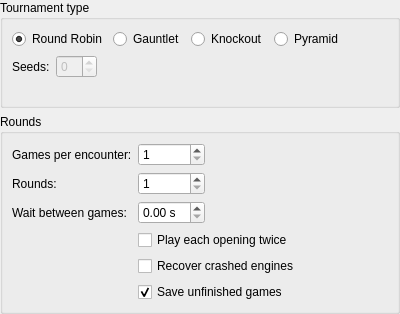
This is projects/gui/ui/tournamentsettingswidget.ui in leedavid/QTggchess as Qt 5 draws it before an edit. The edited form follows.
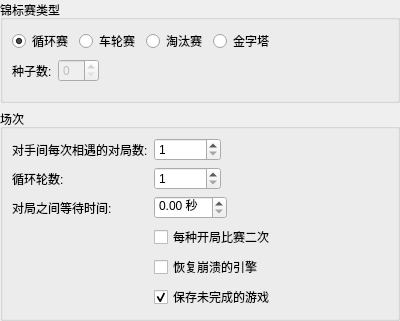
This is the edited form.

The edit to the form file:
```diff
--- a/projects/gui/ui/tournamentsettingswidget.ui
+++ b/projects/gui/ui/tournamentsettingswidget.ui
@@ -7,7 +7,7 @@
     <x>0</x>
     <y>0</y>
     <width>400</width>
-    <height>314</height>
+    <height>321</height>
    </rect>
   </property>
   <property name="windowTitle">
@@ -29,7 +29,7 @@
    <item>
     <widget class="QGroupBox" name="groupBox">
      <property name="title">
-      <string>Tournament type</string>
+      <string>锦标赛类型</string>
      </property>
      <layout class="QVBoxLayout" name="verticalLayout_2">
       <item>
@@ -40,7 +40,7 @@
            <string>Round-robin tournament</string>
           </property>
           <property name="text">
-           <string>Round Robin</string>
+           <string>循环赛</string>
           </property>
           <property name="checked">
            <bool>true</bool>
@@ -53,7 +53,7 @@
            <string>First engine plays against the rest</string>
           </property>
           <property name="text">
-           <string>Gauntlet</string>
+           <string>车轮赛</string>
           </property>
          </widget>
         </item>
@@ -63,7 +63,7 @@
            <string>Single-elimination tournament</string>
           </property>
           <property name="text">
-           <string>Knockout</string>
+           <string>淘汰赛</string>
           </property>
          </widget>
         </item>
@@ -73,7 +73,7 @@
            <string>Every engine plays against all of its predecessors</string>
           </property>
           <property name="text">
-           <string>Pyramid</string>
+           <string>金字塔</string>
           </property>
          </widget>
         </item>
@@ -110,7 +110,7 @@
         <item row="0" column="0">
          <widget class="QLabel" name="label_4">
           <property name="text">
-           <string>Seeds:</string>
+           <string>种子数:</string>
           </property>
           <property name="buddy">
            <cstring>m_seedsSpin</cstring>
@@ -125,7 +125,7 @@
    <item>
     <widget class="QGroupBox" name="groupBox_2">
      <property name="title">
-      <string>Rounds</string>
+      <string>场次</string>
      </property>
      <layout class="QFormLayout" name="formLayout">
       <property name="fieldGrowthPolicy">
@@ -134,7 +134,7 @@
       <item row="0" column="0">
        <widget class="QLabel" name="label">
         <property name="text">
-         <string>Games per encounter:</string>
+         <string>对手间每次相遇的对局数:</string>
         </property>
         <property name="buddy">
          <cstring>m_gamesPerEncounterSpin</cstring>
@@ -154,7 +154,7 @@
       <item row="1" column="0">
        <widget class="QLabel" name="label_2">
         <property name="text">
-         <string>Rounds:</string>
+         <string>循环轮数:</string>
         </property>
         <property name="buddy">
          <cstring>m_roundsSpin</cstring>
@@ -174,7 +174,7 @@
       <item row="2" column="0">
        <widget class="QLabel" name="label_3">
         <property name="text">
-         <string>Wait between games:</string>
+         <string>对局之间等待时间:</string>
         </property>
         <property name="buddy">
          <cstring>m_waitSpin</cstring>
@@ -184,14 +184,14 @@
       <item row="2" column="1">
        <widget class="QDoubleSpinBox" name="m_waitSpin">
         <property name="suffix">
-         <string> s</string>
+         <string> 秒</string>
         </property>
        </widget>
       </item>
       <item row="3" column="1">
        <widget class="QCheckBox" name="m_repeatCheck">
         <property name="text">
-         <string>Play each opening twice</string>
+         <string>每种开局比赛二次</string>
         </property>
        </widget>
       </item>
@@ -201,14 +201,14 @@
          <string>If enabled, crashed engines are restarted and the tournament is not stopped.</string>
         </property>
         <property name="text">
-         <string>Recover crashed engines</string>
+         <string>恢复崩溃的引擎</string>
         </property>
        </widget>
       </item>
       <item row="5" column="1">
        <widget class="QCheckBox" name="m_saveUnfinishedGamesCheck">
         <property name="text">
-         <string>Save unfinished games</string>
+         <string>保存未完成的游戏</string>
         </property>
         <property name="checked">
          <bool>true</bool>
```
Left out of the diff: 6 changed lines with no effect on the pictures.
